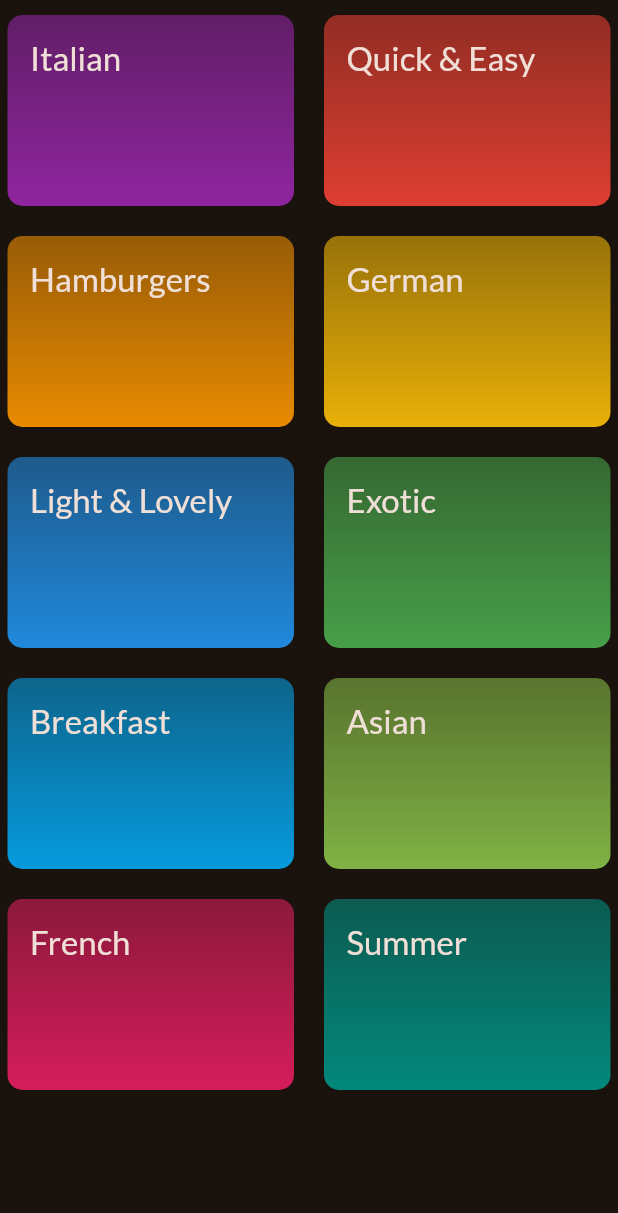
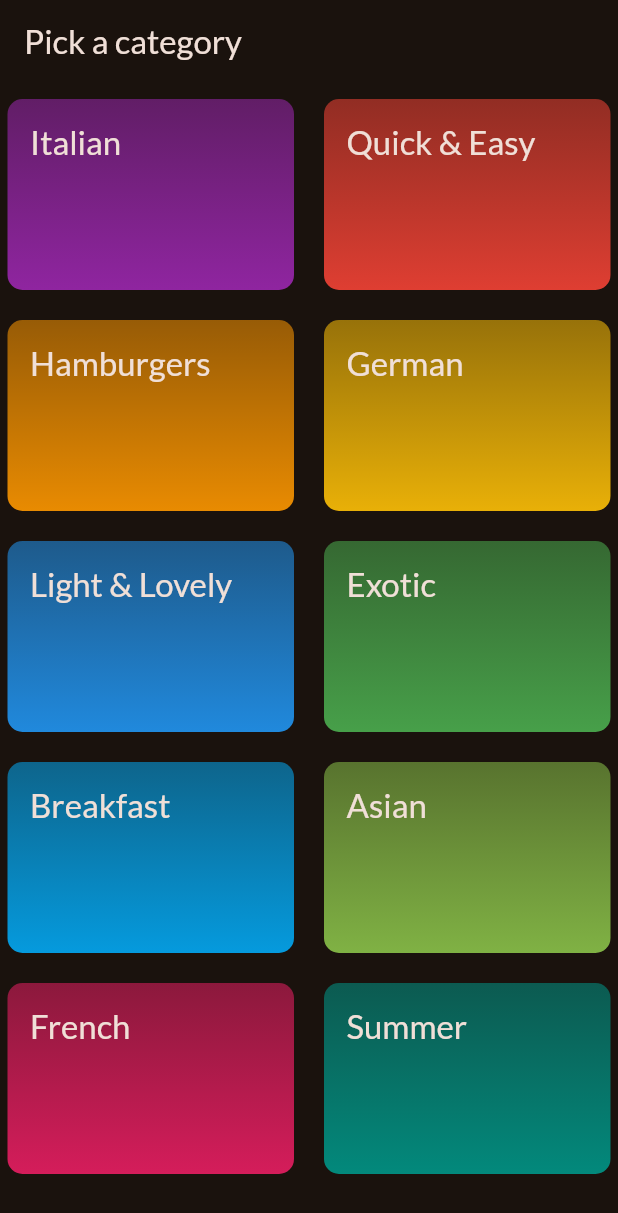
Before and after one commit to QuantumSams/udemy_flutter_redo_meals, a Flutter app: the CategoriesScreen screen opened directly, on a phone screen of 412 x 824 dp. Shown: the top 1213 px of the screen. Run offline on Flutter 3.47's test engine with Material 3 defaults, Android fonts, the phone set to English and light mode, and no system bars; our stand-ins replace google_fonts.

Commit message:
Add: displaying meals according to each category

```diff
--- a/lib/screen/categories_screen.dart
+++ b/lib/screen/categories_screen.dart
@@ -1,13 +1,34 @@
 import "package:flutter/material.dart";
 import "../widget/category_grid_item.dart";
 import "../data/dummy_data.dart";
+import '../model/category.dart';
+import 'package:redo_meals/screen/meal_screen.dart';
 
 class CategoriesScreen extends StatelessWidget {
   const CategoriesScreen({super.key});
 
+  //load a different screen -> no need to use statefulWidget
+  void _selectCategory(BuildContext context, Category category) {
+    Navigator.push(
+      context,
+      MaterialPageRoute(
+        builder: (ctx) => MealScreen(
+          title: category.title,
+          meals: dummyMeals
+              .where((meal) => meal.categories.contains(category.id))
+              .toList(),
+        ),
+      ),
+    );
+  }
+
   @override
   Widget build(BuildContext context) {
-    return GridView(
+    return Scaffold(
+      appBar: AppBar(
+        title: const Text("Pick a category"),
+      ),
+      body: GridView(
         padding: const EdgeInsets.symmetric(horizontal: 5, vertical: 10),
         gridDelegate: const SliverGridDelegateWithFixedCrossAxisCount(
           crossAxisCount: 2,
@@ -16,8 +37,16 @@ class CategoriesScreen extends StatelessWidget {
           mainAxisSpacing: 20,
         ),
         children: availableCategories
-          .map((cat) => CategoryGridItem(category: cat))
+            .map(
+              (cat) => CategoryGridItem(
+                category: cat,
+                onTapCategory: () {
+                  _selectCategory(context, cat);
+                },
+              ),
+            )
             .toList(),
+      ),
     );
   }
 }
--- a/lib/widget/category_grid_item.dart
+++ b/lib/widget/category_grid_item.dart
@@ -2,14 +2,18 @@ import 'package:flutter/material.dart';
 import 'package:redo_meals/model/category.dart';
 
 class CategoryGridItem extends StatelessWidget {
-  const CategoryGridItem({super.key, required this.category});
+  const CategoryGridItem(
+      {super.key, required this.category, required this.onTapCategory});
 
   final Category category;
+  final void Function() onTapCategory;
 
   @override
   Widget build(BuildContext context) {
     return InkWell(
-      onTap: () {},
+      onTap: () {
+        onTapCategory();
+      },
       splashColor: category.color.withOpacity(0.85),
       borderRadius: BorderRadius.circular(10),
       child: Container(
```
Also changed, not shown: lib/main.dart (+2 -6 lines). Lines whose indentation alone changed are shown as unchanged.
